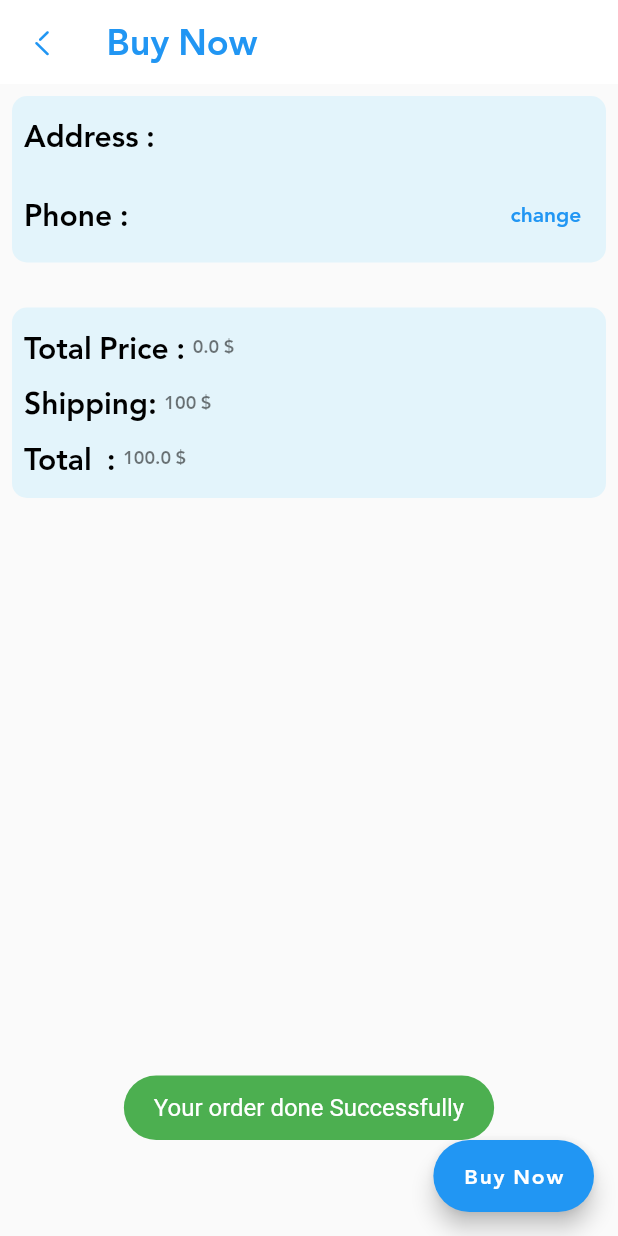
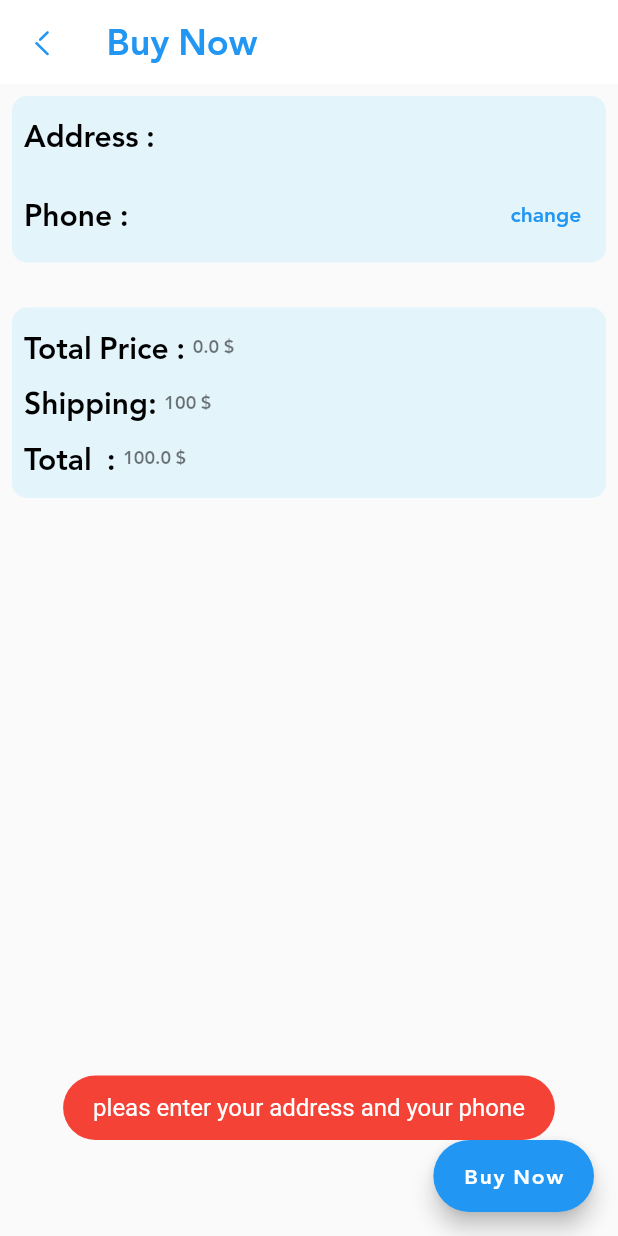
Before and after one commit to omar201999/Gp, a Flutter app: the BuyNowScreen screen opened directly, after a tap on "Buy Now", on a phone screen of 412 x 824 dp. Run offline on Flutter 3.47's test engine with Material 2 defaults, Android fonts, the phone set to English and light mode, and no system bars; our stand-ins replace bloc, cloud_firestore, conditional_builder_null_safety, firebase_auth, firebase_core, firebase_messaging and 8 more; accounts and stored records are empty; network calls fail.

Commit message:
update_done

```diff
--- a/lib/modules/user/buy_now/buy-now-screen.dart
+++ b/lib/modules/user/buy_now/buy-now-screen.dart
@@ -36,7 +36,7 @@ class BuyNowScreen extends StatelessWidget {
             foregroundColor: Colors.white,
             onPressed: ()
             {
-              if( HomeCubit.get(context).userModel!.address != null ||HomeCubit.get(context).userModel!.phone!= null  )
+              if( HomeCubit.get(context).userModel!.address != null && HomeCubit.get(context).userModel!.phone!= null && HomeCubit.get(context).userModel!.address !="" && HomeCubit.get(context).userModel!.phone!= ""  )
               {
                 HomeCubit.get(context).createOrder(total: HomeCubit.get(context).calculateTotalPriceOfCartItems()+100 , totalPrice: HomeCubit.get(context).calculateTotalPriceOfCartItems());
                 showToast(text: 'Your order done Successfully', state: ToastStates.SUCCESS);
```
